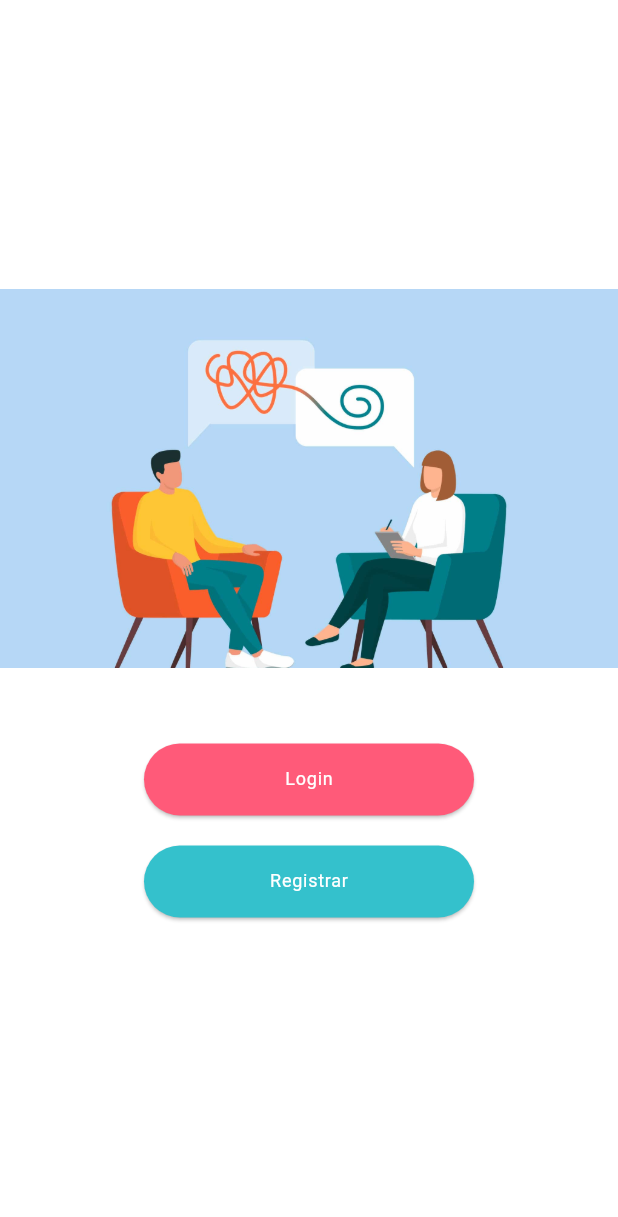
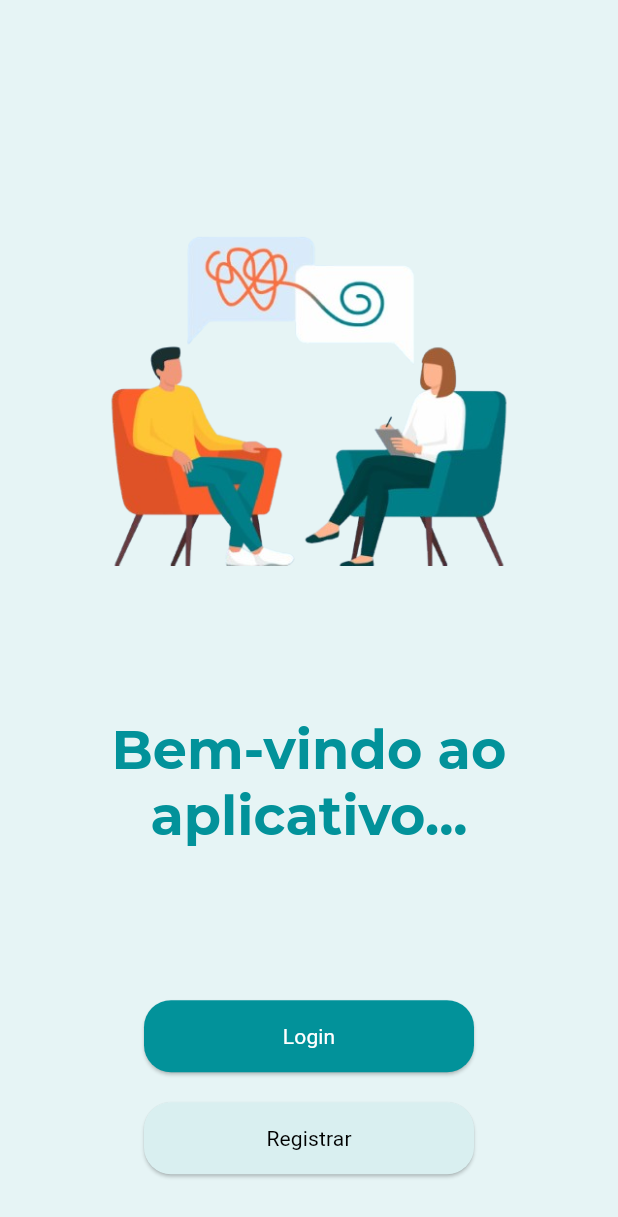
Before and after one commit to felipezfr/flutter_therapy_evolution, a Flutter app: the screen it shows after launch, on a phone screen of 412 x 824 dp. Shown: the top 1217 px of the screen. Run offline on Flutter 3.47's test engine with Material 3 defaults, Android fonts, the phone set to English and light mode, and no system bars; our stand-ins replace cloud_firestore, firebase_auth, firebase_core, flutter_masked_text2, flutter_modular, gap and 2 more; missing offline and left inert: lucid_validation; accounts and stored records are empty.

Commit message:
Update design system and auth pages with new styling and interactions
- Modify color palette in AppColors with new primary and secondary colors
- Update AppTheme with new scaffold and button styles
- Enhance PrimaryButtonDs with secondary button factory and text color support
- Refactor TextInputDs with increased border radius
- Improve AuthBasePage and LoginPage with Hero animations and layout adjustments
- Add success alert and navigation on successful registration
- Implement basic HomePage with bottom navigation icons

```diff
--- a/design_system/lib/src/buttons/primary_button_ds.dart
+++ b/design_system/lib/src/buttons/primary_button_ds.dart
@@ -7,6 +7,7 @@ class PrimaryButtonDs extends StatelessWidget {
   final VoidCallback onPressed;
   final Color backgroundColor;
   final Color foregroundColor;
+  final Color textColor;
   final double height;
   final double width;
   final bool isLoading;
@@ -17,10 +18,33 @@ class PrimaryButtonDs extends StatelessWidget {
     required this.onPressed,
     this.backgroundColor = AppColors.primaryColor,
     this.foregroundColor = Colors.white,
+    this.textColor = Colors.white,
     this.height = 48,
     this.width = 220,
     this.isLoading = false,
   });
+
+  factory PrimaryButtonDs.secondary({
+    required String title,
+    required VoidCallback onPressed,
+    Color backgroundColor = AppColors.secondaryColor,
+    Color foregroundColor = AppColors.greyDark,
+    Color textColor = AppColors.blackColor,
+    double height = 48,
+    double width = 220,
+    bool isLoading = false,
+  }) {
+    return PrimaryButtonDs(
+      onPressed: onPressed,
+      backgroundColor: backgroundColor,
+      foregroundColor: foregroundColor,
+      textColor: textColor,
+      title: title,
+      isLoading: isLoading,
+      height: height,
+      width: width,
+    );
+  }
 
   @override
   Widget build(BuildContext context) {
@@ -41,7 +65,10 @@ class PrimaryButtonDs extends StatelessWidget {
                 color: Colors.white,
               ),
             )
-          : Text(title, style: theme.textTheme.labelMedium),
+          : Text(
+              title,
+              style: theme.textTheme.labelLarge?.copyWith(color: textColor),
+            ),
     );
   }
 }
--- a/design_system/lib/src/inputs/text_input_ds.dart
+++ b/design_system/lib/src/inputs/text_input_ds.dart
@@ -52,8 +52,8 @@ class _TextInputDsState extends State<TextInputDs> {
       height: widget.height,
       width: widget.width,
       child: Material(
-        borderRadius: BorderRadius.circular(5),
-        elevation: 3,
+        borderRadius: BorderRadius.circular(8),
+        elevation: 4,
         child: TextFormField(
           autovalidateMode: widget.autovalidateMode,
           keyboardType: widget.textInputType,
@@ -80,7 +80,7 @@ class _TextInputDsState extends State<TextInputDs> {
             fillColor: AppColors.whiteColor,
             border: OutlineInputBorder(
               borderSide: BorderSide.none,
-              borderRadius: BorderRadius.circular(5),
+              borderRadius: BorderRadius.circular(8),
             ),
             prefixIcon: widget.prefixIcon,
           ),
--- a/design_system/lib/src/theme/app_colors.dart
+++ b/design_system/lib/src/theme/app_colors.dart
@@ -1,8 +1,12 @@
 import 'dart:ui';
 
 class AppColors {
-  static const Color primaryColor = Color(0xFFFF5A79);
-  static const Color secondaryColor = Color(0xFF34C1CC);
+  static const Color primaryColor = Color(0xFF02929A);
+  static const Color secondaryColor = Color(0xFFD9EFF0);
+  static const Color greyDark = Color(0xFF2D3434);
+  static const Color greyLigth = Color(0xFFCFD3D3);
+  static const Color blueLigth = Color(0xFFE6F4F5);
+
   static const Color whiteColor = Color(0xFFFFFFFF);
   static const Color blackColor = Color(0xFF000000);
   static const Color blueColor = Color(0xff1c46dd);
--- a/design_system/lib/src/theme/app_theme.dart
+++ b/design_system/lib/src/theme/app_theme.dart
@@ -5,9 +5,10 @@ import '../../design_system.dart';
 
 class AppTheme {
   static final theme = ThemeData(
-    scaffoldBackgroundColor: AppColors.whiteColor,
+    scaffoldBackgroundColor: AppColors.blueLigth,
+    colorSchemeSeed: AppColors.primaryColor,
     appBarTheme: const AppBarTheme(
-      backgroundColor: AppColors.whiteColor,
+      backgroundColor: AppColors.blueLigth,
       iconTheme: IconThemeData(
         color: AppColors.primaryColor,
         size: 30,
@@ -15,6 +16,15 @@ class AppTheme {
     ),
     drawerTheme: const DrawerThemeData(
       backgroundColor: AppColors.whiteColor,
+    ),
+    elevatedButtonTheme: ElevatedButtonThemeData(
+      style: ElevatedButton.styleFrom(
+        foregroundColor: AppColors.whiteColor,
+        backgroundColor: AppColors.primaryColor,
+        shape: RoundedRectangleBorder(
+          borderRadius: BorderRadius.circular(18),
+        ),
+      ),
     ),
     textTheme: TextTheme(
       labelLarge: GoogleFonts.roboto(
--- a/lib/app/features/auth/presentation/pages/auth_base_page.dart
+++ b/lib/app/features/auth/presentation/pages/auth_base_page.dart
@@ -1,7 +1,6 @@
 import 'package:design_system/design_system.dart';
 import 'package:flutter/material.dart';
 import 'package:flutter_modular/flutter_modular.dart';
-import 'package:gap/gap.dart';
 
 class AuthBasePage extends StatelessWidget {
   const AuthBasePage({super.key});
@@ -9,37 +8,49 @@ class AuthBasePage extends StatelessWidget {
   @override
   Widget build(BuildContext context) {
     final size = MediaQuery.sizeOf(context);
-    // final theme = Theme.of(context);
+    final theme = Theme.of(context);
     return Scaffold(
-      backgroundColor: AppColors.whiteColor,
-      body: SizedBox(
+      body: SafeArea(
+        child: SizedBox(
           width: size.width,
           height: size.height,
           child: Column(
             crossAxisAlignment: CrossAxisAlignment.center,
             mainAxisAlignment: MainAxisAlignment.center,
             children: [
-            const Image(
+              SizedBox(height: size.height * .15),
+              Hero(
+                tag: 'auth-logo',
+                child: const Image(
                   image: AppImages.logo,
                   fit: BoxFit.fill,
                 ),
-            const Gap(50),
+              ),
+              Expanded(
+                child: Center(
+                  child: Text(
+                    "Bem-vindo ao aplicativo...",
+                    textAlign: TextAlign.center,
+                    style: theme.textTheme.displaySmall,
+                  ),
+                ),
+              ),
               PrimaryButtonDs(
                 title: 'Login',
                 onPressed: () {
                   Modular.to.pushNamed('/auth/login');
                 },
               ),
-            const Gap(20),
-            PrimaryButtonDs(
+              const SizedBox(height: 20),
+              PrimaryButtonDs.secondary(
                 title: 'Registrar',
                 onPressed: () {
                   Modular.to.pushNamed('/auth/register');
                 },
-              backgroundColor: AppColors.secondaryColor,
               ),
-            const Gap(20),
+              SizedBox(height: size.height * .05),
             ],
+          ),
         ),
       ),
     );
--- a/lib/app/features/auth/presentation/pages/login_page.dart
+++ b/lib/app/features/auth/presentation/pages/login_page.dart
@@ -66,7 +66,10 @@ class _LoginPageState extends State<LoginPage> {
               mainAxisAlignment: MainAxisAlignment.center,
               crossAxisAlignment: CrossAxisAlignment.center,
               children: [
-                const Image(image: AppImages.logo),
+                Hero(
+                  tag: 'auth-logo',
+                  child: const Image(image: AppImages.logo),
+                ),
                 const SizedBox(height: 50),
                 TextInputDs(
                   label: 'E-mail',
```
Also changed, not shown: lib/app/features/auth/presentation/pages/register_page.dart (+2 -8 lines), lib/app/features/home/presentation/pages/home_page.dart (+60 -1 lines), design_system/assets/images/terapia.png. Lines whose indentation alone changed are shown as unchanged.
